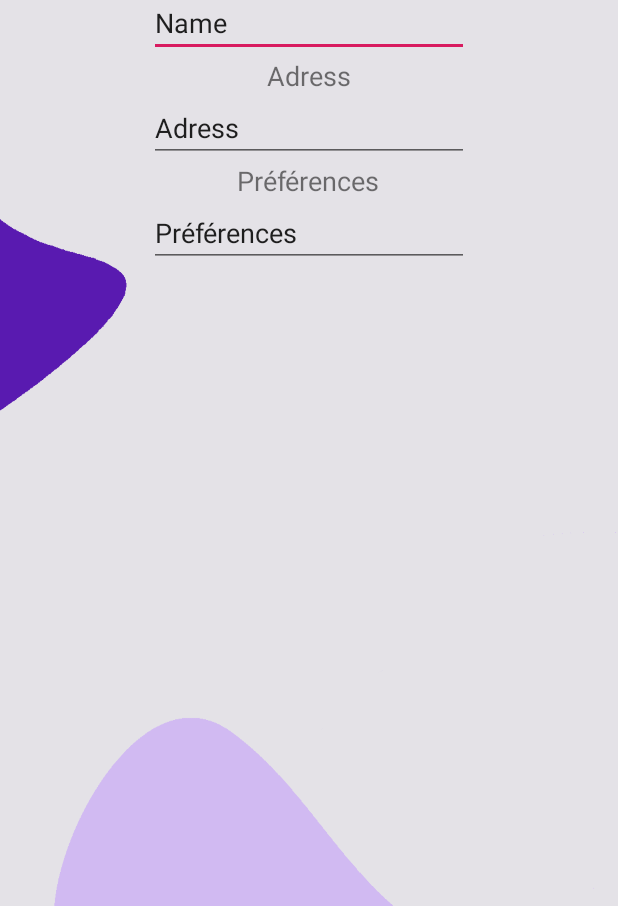
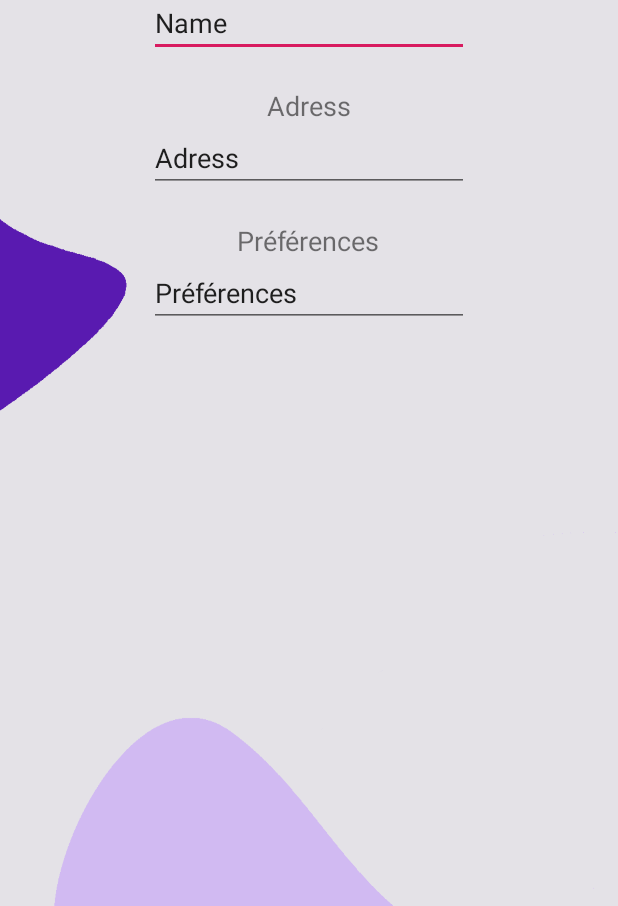
Before and after one commit to NicolasDepre/WishList, an Android app: the ProfilActivity screen opened directly, with no data from a screen before it, on a phone screen of 412 x 824 dp, the part 330-1236 px from its top. Run offline under Robolectric (Android 15) with nearby library versions, the phone set to English and light mode, and no system bars.

Commit message:
new profile visuel

```diff
--- a/app/src/main/res/layout/profile.xml
+++ b/app/src/main/res/layout/profile.xml
@@ -44,6 +44,7 @@
         android:layout_height="wrap_content"
         android:layout_centerHorizontal="true"
         android:layout_below="@id/textView2"
+        android:layout_marginBottom="20dp"
         android:ems="10"
         android:inputType="textPersonName"
         android:text="Name"
@@ -67,6 +68,7 @@
         android:layout_height="wrap_content"
         android:layout_centerHorizontal="true"
         android:layout_below="@id/textView"
+        android:layout_marginBottom="20dp"
         android:ems="10"
         android:inputType="textPersonName"
         android:text="Adress"
```
